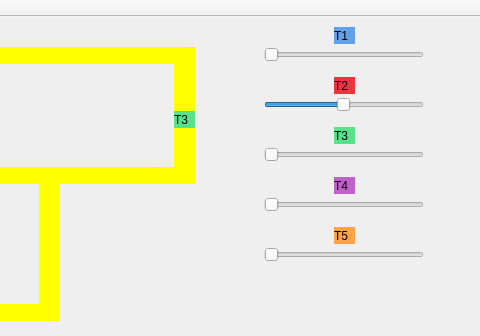
First picture: the form in mainwindow.ui, repository angelomiray/OS-U2-Trains, before the edit; both pictures show x 696 to 1176 and y 0 to 336 of the 1176 by 459 pixel window.
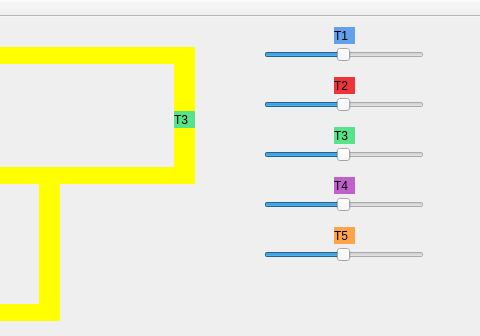
Second picture: the form after the edit.

```diff
--- a/mainwindow.ui
+++ b/mainwindow.ui
@@ -327,6 +327,9 @@
     <property name="maximum">
      <number>200</number>
     </property>
+    <property name="value">
+     <number>100</number>
+    </property>
     <property name="orientation">
      <enum>Qt::Horizontal</enum>
     </property>
@@ -368,6 +371,9 @@
     <property name="maximum">
      <number>200</number>
     </property>
+    <property name="value">
+     <number>100</number>
+    </property>
     <property name="orientation">
      <enum>Qt::Horizontal</enum>
     </property>
@@ -403,6 +409,9 @@
     <property name="maximum">
      <number>200</number>
     </property>
+    <property name="value">
+     <number>100</number>
+    </property>
     <property name="orientation">
      <enum>Qt::Horizontal</enum>
     </property>
@@ -438,6 +447,9 @@
     <property name="maximum">
      <number>200</number>
     </property>
+    <property name="value">
+     <number>100</number>
+    </property>
     <property name="orientation">
      <enum>Qt::Horizontal</enum>
     </property>
```
Left out of the diff: 20 changed lines with no effect on the pictures.
